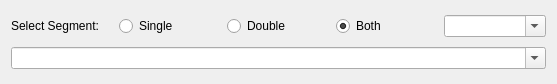
The window that mapper_app/ui/segmentselectionwidget.ui (allenck/mapper) describes before a commit, drawn with Qt 5.
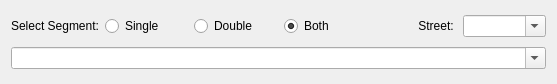
The same window after the commit. Custom widgets are drawn as their Qt base class.

What changed in the file:
```diff
--- a/mapper_app/ui/segmentselectionwidget.ui
+++ b/mapper_app/ui/segmentselectionwidget.ui
@@ -13,7 +13,7 @@
   <property name="windowTitle">
    <string>Form</string>
   </property>
-  <layout class="QGridLayout" name="gridLayout_2">
+  <layout class="QGridLayout" name="gridLayout">
    <item row="0" column="0">
     <widget class="QLabel" name="label_9">
      <property name="text">
@@ -55,13 +55,23 @@
     </widget>
    </item>
    <item row="0" column="4">
+    <widget class="QLabel" name="label">
+     <property name="text">
+      <string>Street: </string>
+     </property>
+     <property name="alignment">
+      <set>Qt::AlignRight|Qt::AlignTrailing|Qt::AlignVCenter</set>
+     </property>
+    </widget>
+   </item>
+   <item row="0" column="5">
     <widget class="QComboBox" name="cbStreets">
      <property name="editable">
       <bool>true</bool>
      </property>
     </widget>
    </item>
-   <item row="1" column="0" colspan="5">
+   <item row="1" column="0" colspan="6">
     <widget class="CComboBox" name="cbSegments">
      <property name="contextMenuPolicy">
       <enum>Qt::ActionsContextMenu</enum>
```
